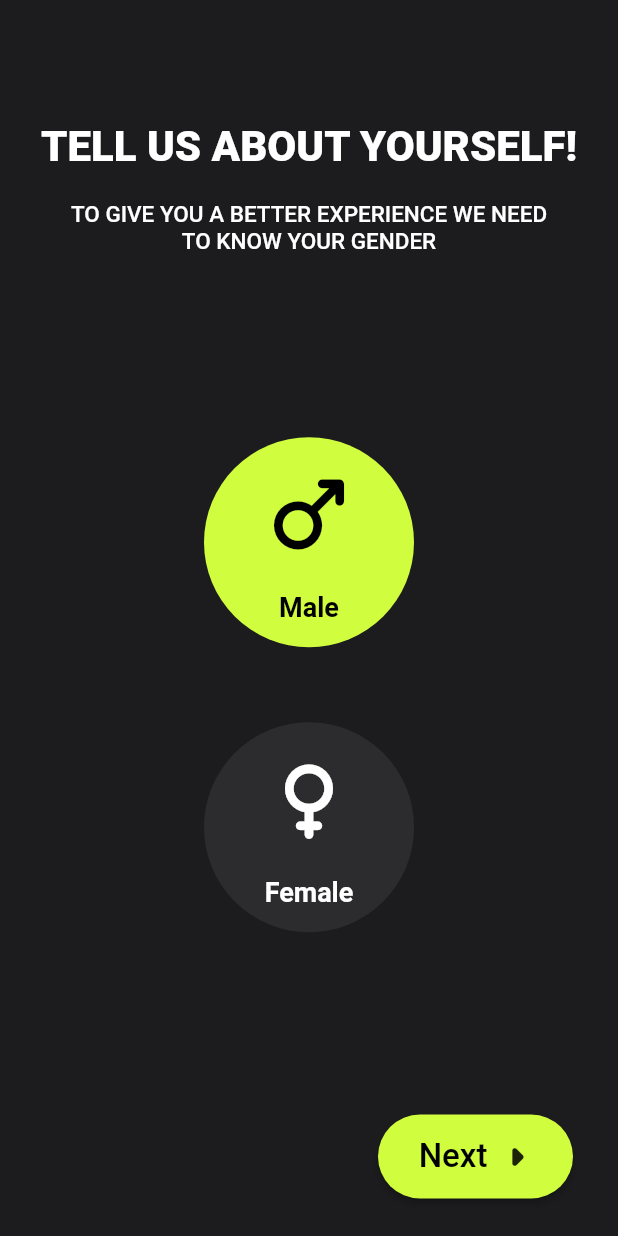
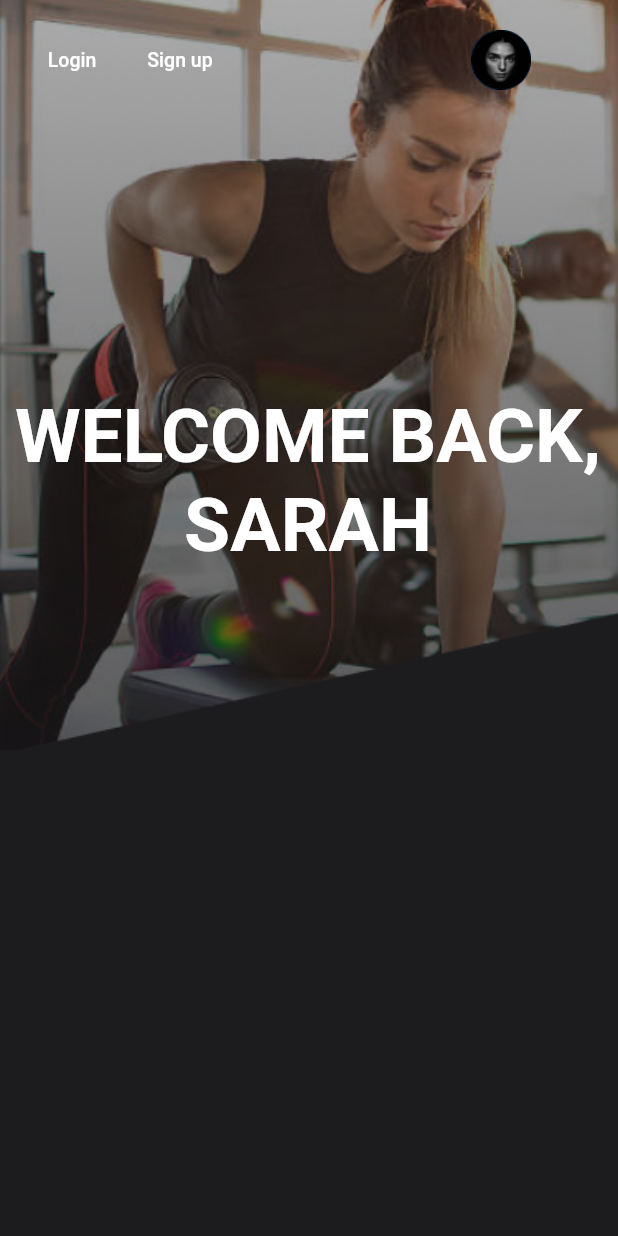
Before and after one commit to A7med3laa2001/gymapp, a Flutter app: the screen it shows after launch, on a phone screen of 412 x 824 dp. Run offline on Flutter 3.47's test engine with Material 2 defaults, Android fonts, the light colour scheme and no system bars; our stand-ins replace flutter_svg, numberpicker, smooth_page_indicator; missing offline and left inert: vertical_weight_slider.

Commit message:
intro to login and modified on board

```diff
--- a/lib/main.dart
+++ b/lib/main.dart
@@ -1,6 +1,8 @@
 import 'package:flutter/material.dart';
 
 import 'views/gender_view/gender_view.dart';
+import 'views/login_view/login_view.dart';
+import 'views/onboarding_view/onboarding_screen.dart';
 
 void main() {
   runApp(const GymApp());
@@ -18,7 +20,7 @@ class GymApp extends StatelessWidget {
         primarySwatch: Colors.blue,
         // useMaterial3: true,
       ),
-      home: const GenderView(),
+      home: const LoginPage(),
     );
   }
 }
--- a/lib/shared/widgets/custom_next_button.dart
+++ b/lib/shared/widgets/custom_next_button.dart
@@ -17,7 +17,7 @@ class CustomNextButton extends StatelessWidget {
         ),
         onPressed: onPressed,
         color: primaryColor,
-        child: const Row(
+        child: Row(
           mainAxisAlignment: MainAxisAlignment.center,
           children: [
             Text(
--- /dev/null
+++ b/lib/views/login_view/login_view.dart
@@ -0,0 +1,87 @@
+import 'package:flutter/material.dart';
+import 'package:gymapp/Constants/colors_gym.dart';
+
+class LoginPage extends StatelessWidget {
+  const LoginPage({super.key});
+
+  @override
+  Widget build(BuildContext context) {
+    return Scaffold(
+      backgroundColor: backgroundColor,
+      body: Column(
+        children: [
+          Stack(
+            children: [
+              Container(
+                height: 500,
+                width: double.infinity,
+                decoration: BoxDecoration(
+                    image: DecorationImage(
+                        image: AssetImage('assets/images/person.png'),
+                        fit: BoxFit.fitWidth)),
+                child: Text(''),
+              ),
+              Padding(
+                padding: const EdgeInsets.all(16.0),
+                child: Row(
+                  children: [
+                    TextButton(
+                      onPressed: () {},
+                      child: Text(
+                        'Login',
+                        style: TextStyle(
+                          color: fontTextColor,
+                          fontSize: 13,
+                        ),
+                      ),
+                    ),
+                    SizedBox(
+                      width: 8,
+                    ),
+                    TextButton(
+                      onPressed: () {},
+                      child: Text(
+                        'Sign up',
+                        style: TextStyle(
+                          color: fontTextColor,
+                          fontSize: 13,
+                        ),
+                      ),
+                    ),
+                    SizedBox(
+                      width: 120,
+                    ),
+                    Expanded(
+                      child: CircleAvatar(
+                        child: Image.asset('assets/images/profile.png'),
+                      ),
+                    )
+                  ],
+                ),
+              ),
+              Positioned(
+                left: 10,
+                bottom: 120,
+                child: Column(
+                  mainAxisAlignment: MainAxisAlignment.start,
+                  children: [
+                    buildText(text: 'WELCOME BACK,'),
+                    buildText(text: 'SARAH'),
+                  ],
+                ),
+              )
+            ],
+          )
+        ],
+      ),
+    );
+  }
+
+  Text buildText({String? text}) {
+    return Text(
+      text!,
+      style: TextStyle(
+          fontSize: 50, color: fontTextColor, fontWeight: FontWeight.bold),
+    );
+  }
+}
--- a/lib/views/onboarding_view/onboarding_screen.dart
+++ b/lib/views/onboarding_view/onboarding_screen.dart
@@ -12,6 +12,8 @@ class OnBoardingScreen extends StatefulWidget {
 
 class _OnBoardingScreenState extends State<OnBoardingScreen> {
   late PageController pageController;
+  bool isLastPage = false;
+  int currentIndex = 0;
 
   @override
   void initState() {
@@ -43,6 +45,22 @@ class _OnBoardingScreenState extends State<OnBoardingScreen> {
                 ),
               ),
             ),
+            MaterialButton(
+              onPressed: () {},
+              color: primaryColor,
+              shape: RoundedRectangleBorder(borderRadius: BorderRadius.circular(15)),
+              child: Row(
+                mainAxisSize: MainAxisSize.min,
+                children: const [
+                  Text('Start Now'),
+                  SizedBox(
+                    width: 3,
+                  ),
+                  Icon(Icons.arrow_right),
+                ],
+              ),
+            ),
+            const SizedBox(height: 5,),
             SmoothPageIndicator(
               controller: pageController, // PageController
               count: 3,
@@ -55,7 +73,7 @@ class _OnBoardingScreenState extends State<OnBoardingScreen> {
               onDotClicked: (index) {},
             ),
             const SizedBox(
-              height: 30,
+              height: 10,
             ),
           ],
         ),
--- a/pubspec.yaml
+++ b/pubspec.yaml
@@ -41,7 +41,7 @@ dependencies:
   gender_picker: ^1.1.0
   numberpicker: ^2.1.2
   vertical_weight_slider: ^2.5.1
-  flutter_svg: ^2.0.7
+  flutter_svg: ^1.1.6
 
 dev_dependencies:
   flutter_test:
```
Also changed, not shown: assets/images/person.png (added), assets/images/profile.png (added), pubspec.lock.
